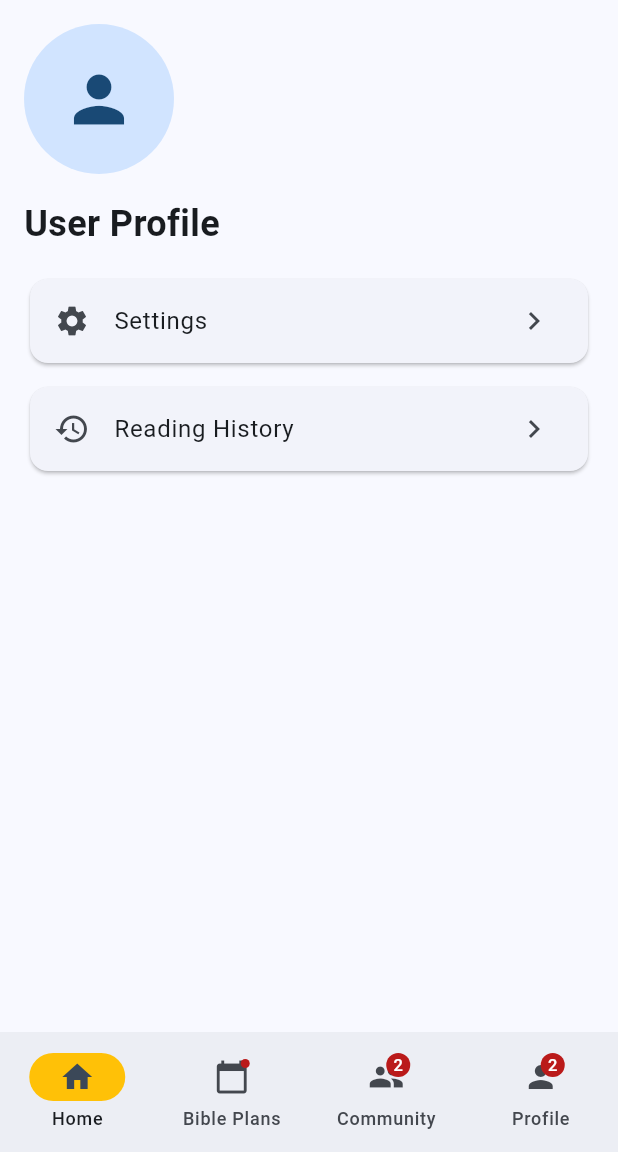
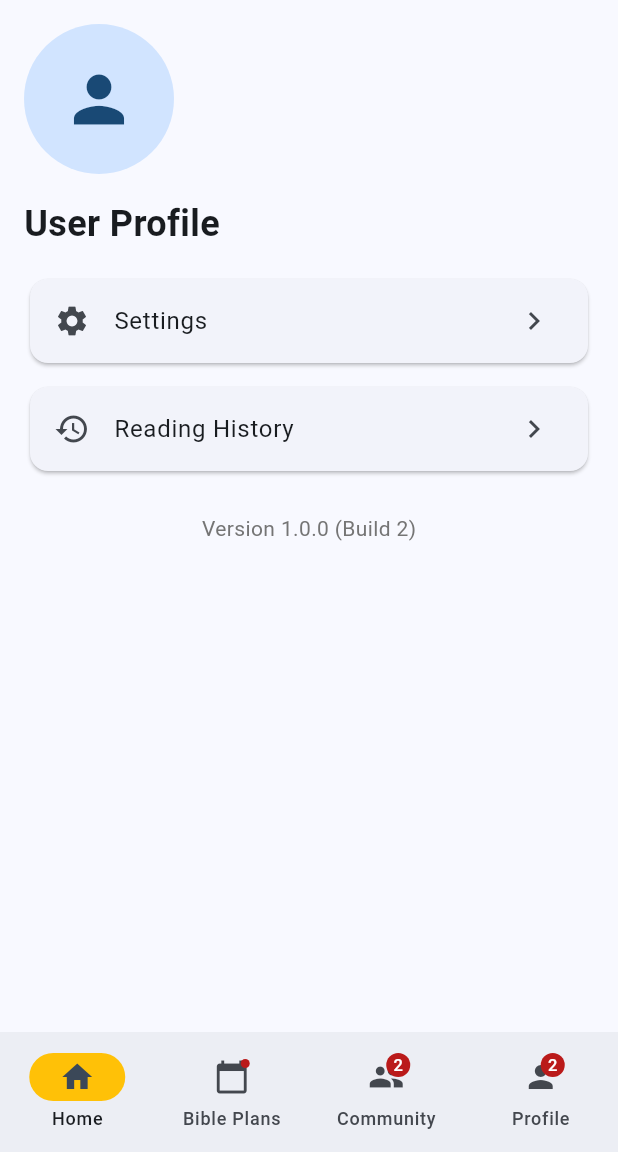
Before and after one commit to sk92129/biblemapper, a Flutter app: the ProfileScreen screen opened by its route, on a phone screen of 412 x 824 dp, the part 84-1236 px from its top. Run offline on Flutter 3.47's test engine with Material 3 defaults, Android fonts, the phone set to English and light mode, and no system bars; our stand-ins replace flutter_bloc, go_router, package_info_plus; generated files the repository leaves out were written again; network calls fail.

Commit message:
fix the version and build and adjust the card based on screen size

```diff
--- a/lib/l10n/app_de.arb
+++ b/lib/l10n/app_de.arb
@@ -22,5 +22,7 @@
     "homeNav": "Startseite",
     "biblePlansNav": "Bibelpläne",
     "communityNav": "Gemeinschaft",
-    "profileNav": "Profil"
+    "profileNav": "Profil",
+    "version": "Version",
+    "build": "Build"
 }
--- a/lib/l10n/app_en.arb
+++ b/lib/l10n/app_en.arb
@@ -109,5 +109,13 @@
     "profileNav": "Profile",
     "@profileNav": {
         "description": "Navigation label for profile"
+    },
+    "version": "Version",
+    "@version": {
+        "description": "Label for app version"
+    },
+    "build": "Build",
+    "@build": {
+        "description": "Label for app build number"
     }
 }
--- a/lib/l10n/app_es.arb
+++ b/lib/l10n/app_es.arb
@@ -22,5 +22,7 @@
     "homeNav": "Inicio",
     "biblePlansNav": "Planes Bíblicos",
     "communityNav": "Comunidad",
-    "profileNav": "Perfil"
+    "profileNav": "Perfil",
+    "version": "Versión",
+    "build": "Compilación"
 }
--- a/lib/l10n/app_ko.arb
+++ b/lib/l10n/app_ko.arb
@@ -22,5 +22,7 @@
     "homeNav": "홈",
     "biblePlansNav": "성경 계획",
     "communityNav": "커뮤니티",
-    "profileNav": "프로필"
+    "profileNav": "프로필",
+    "version": "버전",
+    "build": "빌드"
 }
--- a/lib/l10n/app_zh.arb
+++ b/lib/l10n/app_zh.arb
@@ -22,5 +22,7 @@
     "homeNav": "首页",
     "biblePlansNav": "圣经计划",
     "communityNav": "社区",
-    "profileNav": "个人资料"
+    "profileNav": "个人资料",
+    "version": "版本",
+    "build": "构建"
 }
--- a/lib/modules/profile/ui/profile_screen.dart
+++ b/lib/modules/profile/ui/profile_screen.dart
@@ -1,16 +1,37 @@
 import 'package:flutter/material.dart';
 import 'package:universalapp/screens/widgets/appframe_custom.dart';
 import 'package:flutter_gen/gen_l10n/app_localizations.dart';
+import 'package:package_info_plus/package_info_plus.dart';
 
-class ProfileScreen extends StatelessWidget {
+class ProfileScreen extends StatefulWidget {
   const ProfileScreen({super.key});
 
   @override
+  State<ProfileScreen> createState() => _ProfileScreenState();
+}
+
+class _ProfileScreenState extends State<ProfileScreen> {
+  String version = '';
+  String buildNumber = '';
+
+  @override
+  void initState() {
+    super.initState();
+    _loadVersionInfo();
+  }
+
+  Future<void> _loadVersionInfo() async {
+    final packageInfo = await PackageInfo.fromPlatform();
+    setState(() {
+      version = packageInfo.version;
+      buildNumber = packageInfo.buildNumber;
+    });
+  }
+
+  @override
   Widget build(BuildContext context) {
-    return
-      AppFrameWidget(
-        child:
-          SafeArea(
+    return AppFrameWidget(
+      child: SafeArea(
         child: SingleChildScrollView(
           child: Padding(
             padding: const EdgeInsets.all(16.0),
@@ -51,11 +72,22 @@ class ProfileScreen extends StatelessWidget {
                     },
                   ),
                 ),
+                const SizedBox(height: 24),
+                // Version information
+                Center(
+                  child: Text(
+                    '${AppLocalizations.of(context)!.version} $version (${AppLocalizations.of(context)!.build} $buildNumber)',
+                    style: TextStyle(
+                      color: Colors.grey[600],
+                      fontSize: 14,
+                    ),
+                  ),
+                ),
               ],
             ),
           ),
         ),
-        )
+      ),
     );
   }
 }
--- a/pubspec.yaml
+++ b/pubspec.yaml
@@ -16,7 +16,7 @@ publish_to: 'none' # Remove this line if you wish to publish to pub.dev
 # https://developer.apple.com/library/archive/documentation/General/Reference/InfoPlistKeyReference/Articles/CoreFoundationKeys.html
 # In Windows, build-name is used as the major, minor, and patch parts
 # of the product and file versions while build-number is used as the build suffix.
-version: 1.0.0+1
+version: 1.0.0+2
 
 environment:
   sdk: ^3.6.1
@@ -36,10 +36,9 @@ dependencies:
   go_router: ^13.2.0
   flutter_bloc: ^9.0.0
   http: ^1.2.0
-
   cupertino_icons: ^1.0.8
   firebase_core: ^3.11.0
-
+  package_info_plus: ^8.2.1
 
 dev_dependencies:
   flutter_test:
```
Also changed, not shown: lib/modules/readingplans/ui/reading_plan_screen.dart (+57 -35 lines), update_build_number.dart (added, +16 -0 lines), pubspec.lock, 2 other files. Lines whose indentation alone changed are shown as unchanged.
